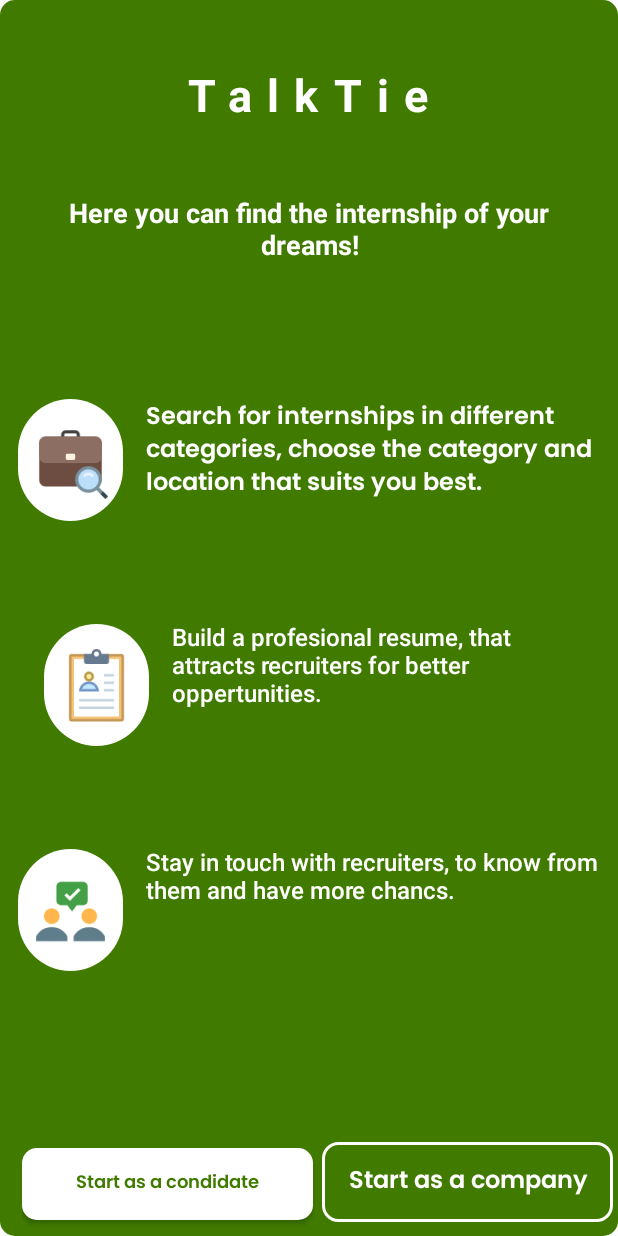
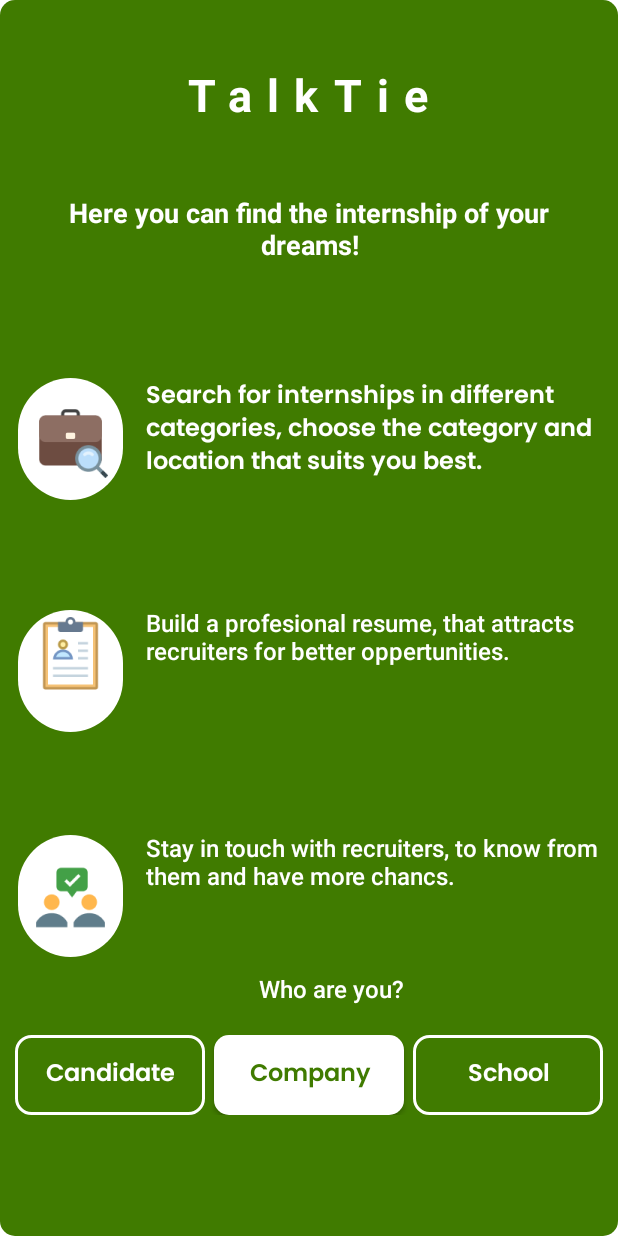
Before and after one commit to Bokurai/Proyecto_Talktie, an Android app: the SelectRegister screen opened through its navigation route, on a phone screen of 412 x 824 dp. Run offline under Robolectric (Android 15) with nearby library versions, the light colour scheme and no system bars; our stand-ins replace Firebase (no records; nobody signed in at launch, a user with empty details on screens opened directly).

```diff
--- a/app/src/main/res/layout/fragment_select_register.xml
+++ b/app/src/main/res/layout/fragment_select_register.xml
@@ -37,7 +37,7 @@
                 android:layout_height="wrap_content"
                 android:layout_marginEnd="@dimen/_12pxh"
                 android:layout_marginStart="@dimen/_12pxh"
-                android:layout_marginTop="@dimen/_76pxv"
+                android:layout_marginTop="@dimen/_75pxh"
                 android:layout_width="match_parent" android:orientation="horizontal">
                 <FrameLayout android:id="@+id/frameStackjobseeker"
                     android:layout_height="@dimen/_69pxv"
@@ -54,7 +54,8 @@
                         android:layout_width="@dimen/_50pxh"
                         android:scaleType="fitXY"
                         android:src="@drawable/img_jobseeker"
-                        tools:ignore="ContentDescription" tools:src="@drawable/img_jobseeker"/>
+                        tools:ignore="ContentDescription"
+                        tools:src="@drawable/img_jobseeker"/>
                 </FrameLayout>
                 <TextView android:id="@+id/txtSearchforinte"
                     android:layout_height="wrap_content"
@@ -62,16 +63,17 @@
                     android:layout_weight="0.79"
                     android:layout_width="0dp"
                     android:text="@string/msg_search_for_inte"
-                    style="@style/txtPoppinssemibold16_1" tools:text="@string/msg_search_for_inte"/>
+                    style="@style/txtPoppinssemibold16_1"
+                    tools:text="@string/msg_search_for_inte"/>
             </LinearLayout>
 
             <LinearLayout
                 android:id="@+id/linearRowcv"
                 android:layout_width="match_parent"
                 android:layout_height="wrap_content"
-                android:layout_marginStart="@dimen/_29pxh"
-                android:layout_marginTop="@dimen/_52pxv"
-                android:layout_marginEnd="@dimen/_29pxh"
+                android:layout_marginStart="@dimen/_12pxh"
+                android:layout_marginTop="@dimen/_56pxv"
+                android:layout_marginEnd="@dimen/_12pxh"
                 android:gravity="start"
                 android:orientation="horizontal">
 
@@ -88,9 +90,6 @@
                         android:layout_width="@dimen/_50pxh"
                         android:layout_height="@dimen/_50pxh"
                         android:layout_gravity="center"
-                        android:layout_marginStart="@dimen/_10pxh"
-                        android:layout_marginTop="@dimen/_10pxv"
-                        android:layout_marginEnd="@dimen/_10pxh"
                         android:layout_marginBottom="@dimen/_9pxv"
                         android:scaleType="fitXY"
                         tools:ignore="ContentDescription"
@@ -140,14 +139,30 @@
                     android:layout_weight="0.79"
                     android:layout_width="0dp"
                     android:text="@string/msg_stay_in_touch_w"
-                    style="@style/txtRobotoromansemibold16_1" tools:text="@string/msg_stay_in_touch_w"/>
+                    style="@style/txtRobotoromansemibold16_1"
+                    tools:text="@string/msg_stay_in_touch_w"/>
             </LinearLayout>
+
+            <LinearLayout
+                android:layout_marginTop="@dimen/_10pxh"
+                android:gravity="center"
+                android:layout_width="match_parent"
+                android:layout_height="wrap_content"
+                android:orientation="vertical">
+
+                <TextView android:id="@+id/txtHowAre"
+                    android:layout_height="wrap_content"
+                    android:layout_marginBottom="@dimen/_10pxh"
+                    android:layout_marginStart="@dimen/_15pxh"
+                    android:layout_weight="0.79"
+                    android:layout_width="wrap_content"
+                    android:text="@string/msg_how_are"
+                    style="@style/txtRobotoromansemibold16_1"
+                    tools:text="@string/msg_how_are"/>
+
                 <LinearLayout android:id="@+id/linearRowstartAsACondidate"
-                android:layout_height="200dp"
-                android:layout_marginBottom="@dimen/_33pxv"
-                android:layout_marginEnd="@dimen/_6pxh"
-                android:layout_marginStart="@dimen/_12pxh"
-                android:layout_marginTop="@dimen/_97pxv"
+                    android:layout_height="wrap_content"
+                    android:padding="@dimen/_10sp"
                     android:layout_width="match_parent" android:orientation="horizontal">
                     <androidx.appcompat.widget.AppCompatButton
                         android:ellipsize="end" android:gravity="center"
@@ -162,8 +177,7 @@
                         android:singleLine="true"
                         android:text="@string/msg_start_as_a_cond"
                         android:textAllCaps="false"
-                    android:textSize="12sp"
-                    style="@style/btnSolidRounded_1" tools:text="@string/msg_start_as_a_cond"/>
+                        style="@style/btnRoundedOutline" tools:text="@string/msg_start_as_a_cond"/>
                     <androidx.appcompat.widget.AppCompatButton
                         android:ellipsize="end" android:gravity="center"
                         android:id="@+id/btnStartAsACompanyOne"
@@ -178,7 +192,25 @@
                         android:singleLine="true"
                         android:text="@string/msg_start_as_a_comp"
                         android:textAllCaps="false"
-                    style="@style/btnRoundedOutline" tools:text="@string/msg_start_as_a_comp"/>
+                        style="@style/btnSolidRounded_1"
+                        tools:text="@string/msg_start_as_a_comp"/>
+                    <androidx.appcompat.widget.AppCompatButton
+                        android:ellipsize="end" android:gravity="center"
+                        android:id="@+id/btnStartAsASchoolOne"
+                        android:layout_height="wrap_content"
+                        android:layout_marginStart="@dimen/_6pxh"
+                        android:layout_weight="0.5"
+                        android:layout_width="0dp"
+                        android:paddingBottom="@dimen/_11pxv"
+                        android:paddingEnd="@dimen/_16pxh"
+                        android:paddingStart="@dimen/_17pxh"
+                        android:paddingTop="@dimen/_11pxv"
+                        android:singleLine="true"
+                        android:text="@string/msg_start_as_a_school"
+                        android:textAllCaps="false"
+                        style="@style/btnRoundedOutline" tools:text="@string/msg_start_as_a_school"/>
+
                 </LinearLayout>
             </LinearLayout>
         </LinearLayout>
+    </LinearLayout>
--- a/app/src/main/res/values/strings.xml
+++ b/app/src/main/res/values/strings.xml
@@ -278,7 +278,7 @@
     <string name="lbl_privacy_policy2">Privacy Policy</string>
     <string name="lbl_3d_animator">3D Animator</string>
     <string name="msg_have_an_account">Have an account? Log In</string>
-    <string name="msg_start_as_a_cond">Start as a condidate</string>
+    <string name="msg_start_as_a_cond">Candidate</string>
     <string name="lbl_start_date">Start Date</string>
     <string name="msg_student_profile">Student profiles</string>
     <string name="msg_interaction_des">Interaction Designer</string>
@@ -340,7 +340,7 @@
     <string name="msg_profile_complet">Profile completeness 87%</string>
     <string name="lbl_arabic">Arabic</string>
     <string name="msg_hello_nice_to">Hello, nice to meet you!</string>
-    <string name="msg_start_as_a_comp">Start as a company</string>
+    <string name="msg_start_as_a_comp">Company</string>
     <string name="lbl_once_a_month">Once a Month</string>
     <string name="msg_type_of_institu">Type of institution</string>
     <string name="lbl_100_500">100-500</string>
@@ -486,4 +486,6 @@
     <string name="msg_confirm_your_pa">Confirm your password</string>
     <!-- TODO: Remove or change this placeholder text -->
     <string name="hello_blank_fragment">Hello blank fragment</string>
+    <string name="msg_how_are">Who are you?</string>
+    <string name="msg_start_as_a_school">School</string>
 </resources>
```
Lines whose indentation alone changed are shown as unchanged.
